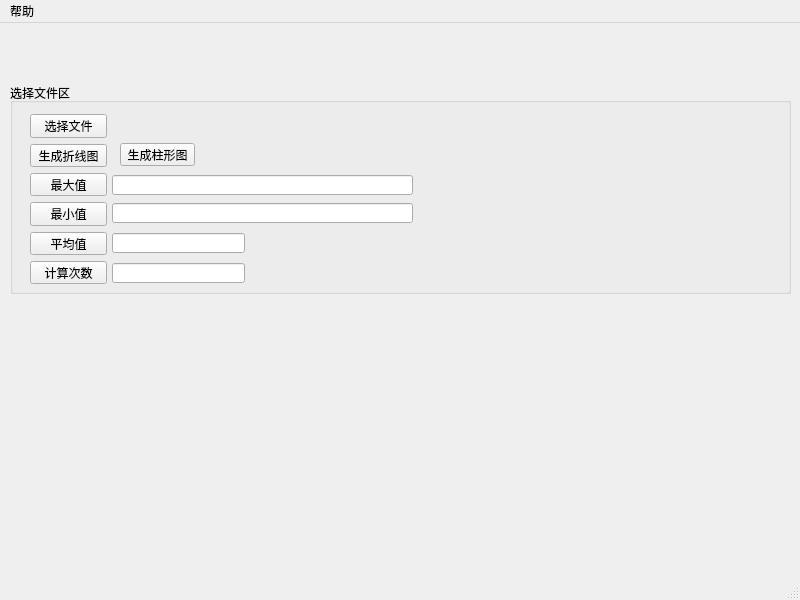
First picture: the form in windowpage.ui, repository 15351707819/excel, before the edit.
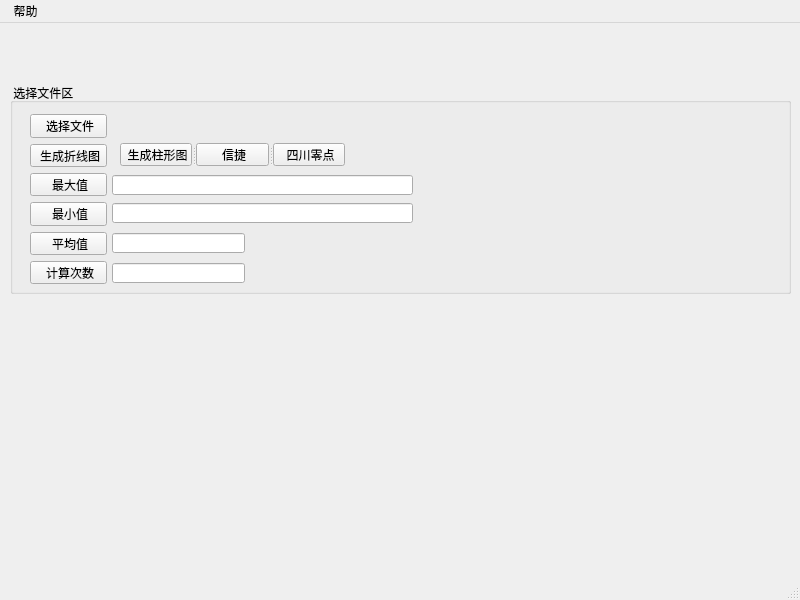
Second picture: the form after the edit.

Commit message: 添加品牌判断，因为信捷Y灯点亮的逻辑是低电平，四川零点的是高电平

```diff
--- a/windowpage.ui
+++ b/windowpage.ui
@@ -24,7 +24,7 @@
      </rect>
     </property>
     <property name="title">
-     <string>选择文件区</string>
+     <string> 选择文件区</string>
     </property>
     <widget class="QLabel" name="label">
      <property name="geometry">
@@ -52,14 +52,14 @@
       <item>
        <widget class="QPushButton" name="pushButton">
         <property name="text">
-         <string>选择文件</string>
+         <string> 选择文件</string>
         </property>
        </widget>
       </item>
       <item>
        <widget class="QPushButton" name="pushButton_2">
         <property name="text">
-         <string>生成折线图</string>
+         <string> 生成折线图</string>
         </property>
         <property name="default">
          <bool>false</bool>
@@ -69,7 +69,7 @@
       <item>
        <widget class="QPushButton" name="max">
         <property name="text">
-         <string>最大值</string>
+         <string> 最大值</string>
         </property>
         <property name="default">
          <bool>false</bool>
@@ -79,14 +79,14 @@
       <item>
        <widget class="QPushButton" name="min">
         <property name="text">
-         <string>最小值</string>
+         <string> 最小值</string>
         </property>
        </widget>
       </item>
       <item>
        <widget class="QPushButton" name="average">
         <property name="text">
-         <string>平均值</string>
+         <string> 平均值</string>
         </property>
         <property name="default">
          <bool>false</bool>
@@ -96,7 +96,7 @@
       <item>
        <widget class="QPushButton" name="average_2">
         <property name="text">
-         <string>计算次数</string>
+         <string> 计算次数</string>
         </property>
         <property name="default">
          <bool>false</bool>
@@ -145,21 +145,42 @@
       </rect>
      </property>
     </widget>
-    <widget class="QPushButton" name="pushButton_3">
+    <widget class="QSplitter" name="splitter">
      <property name="geometry">
       <rect>
        <x>110</x>
        <y>60</y>
-       <width>75</width>
+       <width>225</width>
        <height>23</height>
       </rect>
      </property>
-     <property name="text">
-      <string>生成柱形图</string>
+     <property name="orientation">
+      <enum>Qt::Horizontal</enum>
      </property>
-     <property name="default">
-      <bool>false</bool>
-     </property>
+     <widget class="QPushButton" name="pushButton_3">
+      <property name="text">
+       <string> 生成柱形图</string>
+      </property>
+      <property name="default">
+       <bool>false</bool>
+      </property>
+     </widget>
+     <widget class="QPushButton" name="xinje">
+      <property name="text">
+       <string> 信捷</string>
+      </property>
+      <property name="default">
+       <bool>false</bool>
+      </property>
+     </widget>
+     <widget class="QPushButton" name="sichuan">
+      <property name="text">
+       <string> 四川零点</string>
+      </property>
+      <property name="default">
+       <bool>false</bool>
+      </property>
+     </widget>
     </widget>
    </widget>
   </widget>
@@ -174,7 +195,7 @@
    </property>
    <widget class="QMenu" name="menu">
     <property name="title">
-     <string>帮助</string>
+     <string> 帮助</string>
     </property>
     <addaction name="actionhelp"/>
    </widget>
```
Left out of the diff: 4 changed lines with no effect on the pictures. The commit also changes 5 other files.
